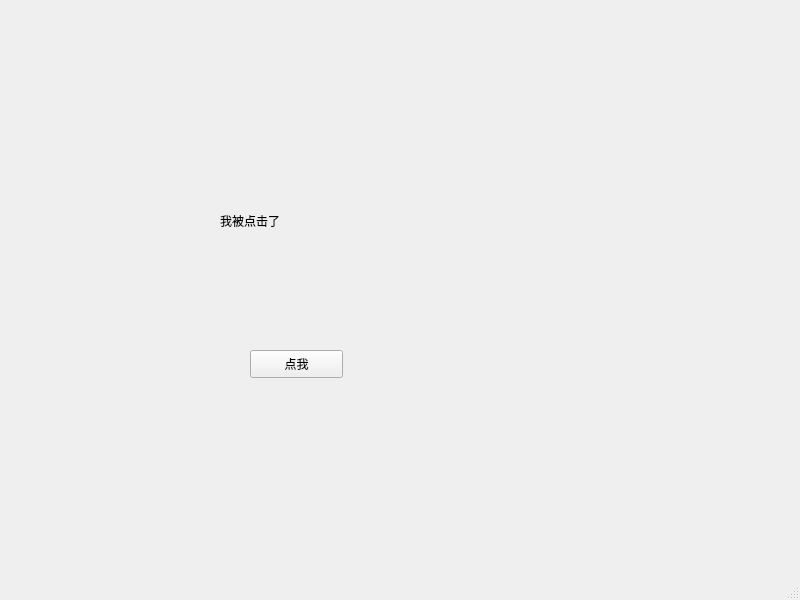
First picture: the form in mainwindow.ui, repository zyq0330/WeTalk-Client, before the edit.
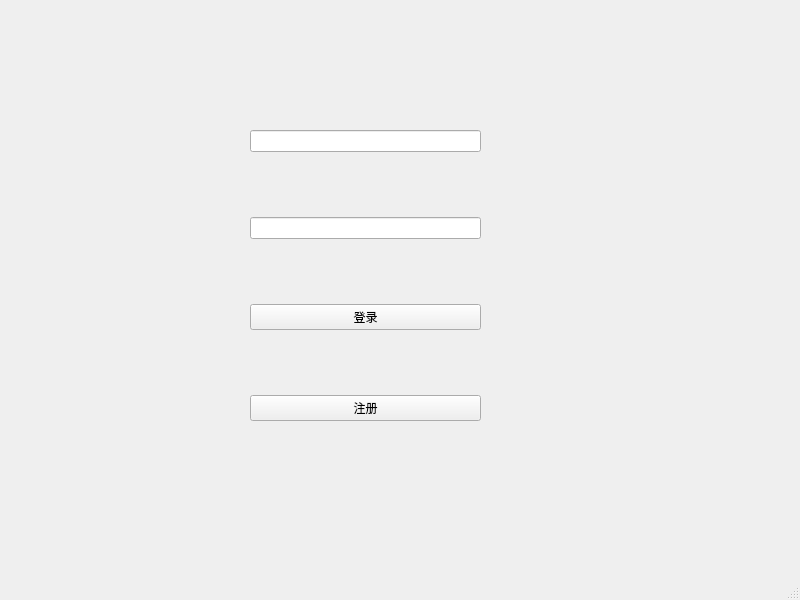
Second picture: the form after the edit.

Commit message: 登录界面完成：用户密码输入框，登录/注册按钮，空校验交互逻辑

Diff of the .ui file:
```diff
--- a/mainwindow.ui
+++ b/mainwindow.ui
@@ -14,31 +14,83 @@
    <string>MainWindow</string>
   </property>
   <widget class="QWidget" name="centralwidget">
-   <widget class="QPushButton" name="pushButton">
+   <widget class="QWidget" name="">
     <property name="geometry">
      <rect>
       <x>250</x>
-      <y>350</y>
-      <width>93</width>
-      <height>28</height>
+      <y>130</y>
+      <width>231</width>
+      <height>291</height>
      </rect>
     </property>
-    <property name="text">
-     <string>点我</string>
-    </property>
-   </widget>
-   <widget class="QLabel" name="label">
-    <property name="geometry">
-     <rect>
-      <x>220</x>
-      <y>200</y>
-      <width>151</width>
-      <height>41</height>
-     </rect>
-    </property>
-    <property name="text">
-     <string>我被点击了</string>
-    </property>
+    <layout class="QVBoxLayout" name="verticalLayout">
+     <property name="spacing">
+      <number>14</number>
+     </property>
+     <item>
+      <widget class="QLineEdit" name="lineEdit_username"/>
+     </item>
+     <item>
+      <spacer name="verticalSpacer">
+       <property name="orientation">
+        <enum>Qt::Orientation::Vertical</enum>
+       </property>
+       <property name="sizeHint" stdset="0">
+        <size>
+         <width>20</width>
+         <height>40</height>
+        </size>
+       </property>
+      </spacer>
+     </item>
+     <item>
+      <widget class="QLineEdit" name="lineEdit_password">
+       <property name="echoMode">
+        <enum>QLineEdit::EchoMode::Password</enum>
+       </property>
+      </widget>
+     </item>
+     <item>
+      <spacer name="verticalSpacer_2">
+       <property name="orientation">
+        <enum>Qt::Orientation::Vertical</enum>
+       </property>
+       <property name="sizeHint" stdset="0">
+        <size>
+         <width>20</width>
+         <height>40</height>
+        </size>
+       </property>
+      </spacer>
+     </item>
+     <item>
+      <widget class="QPushButton" name="btn_login">
+       <property name="text">
+        <string>登录</string>
+       </property>
+      </widget>
+     </item>
+     <item>
+      <spacer name="verticalSpacer_3">
+       <property name="orientation">
+        <enum>Qt::Orientation::Vertical</enum>
+       </property>
+       <property name="sizeHint" stdset="0">
+        <size>
+         <width>20</width>
+         <height>40</height>
+        </size>
+       </property>
+      </spacer>
+     </item>
+     <item>
+      <widget class="QPushButton" name="btn_register">
+       <property name="text">
+        <string>注册</string>
+       </property>
+      </widget>
+     </item>
+    </layout>
    </widget>
   </widget>
   <widget class="QMenuBar" name="menubar">
```
The commit also changes 423 other files.
